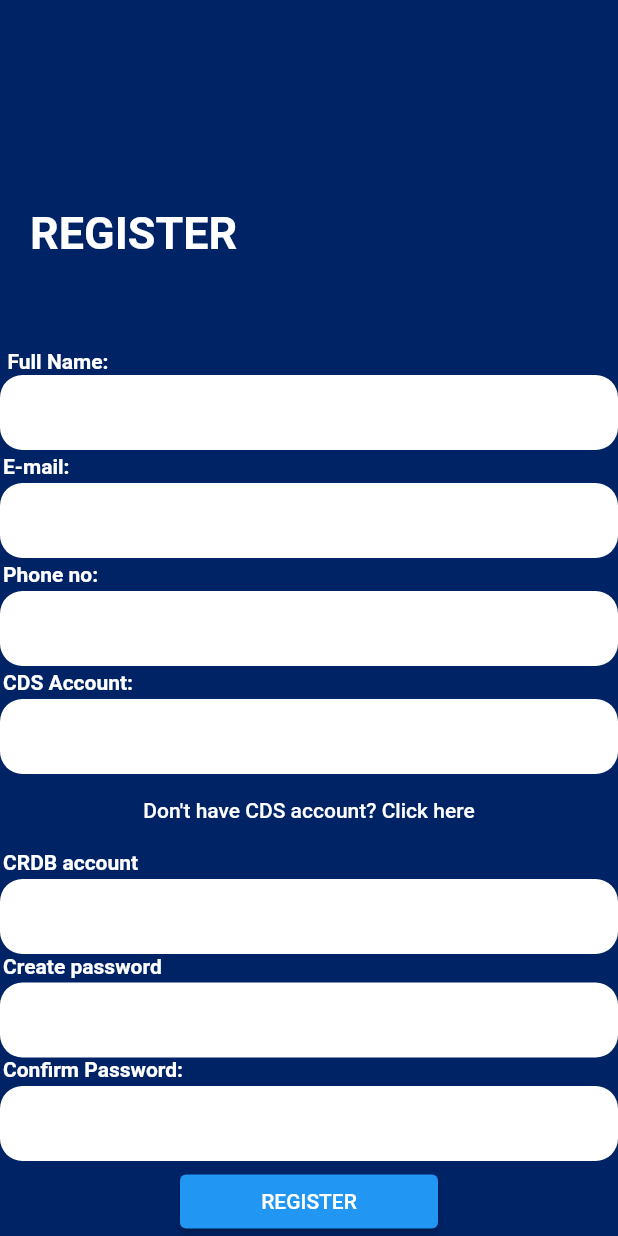
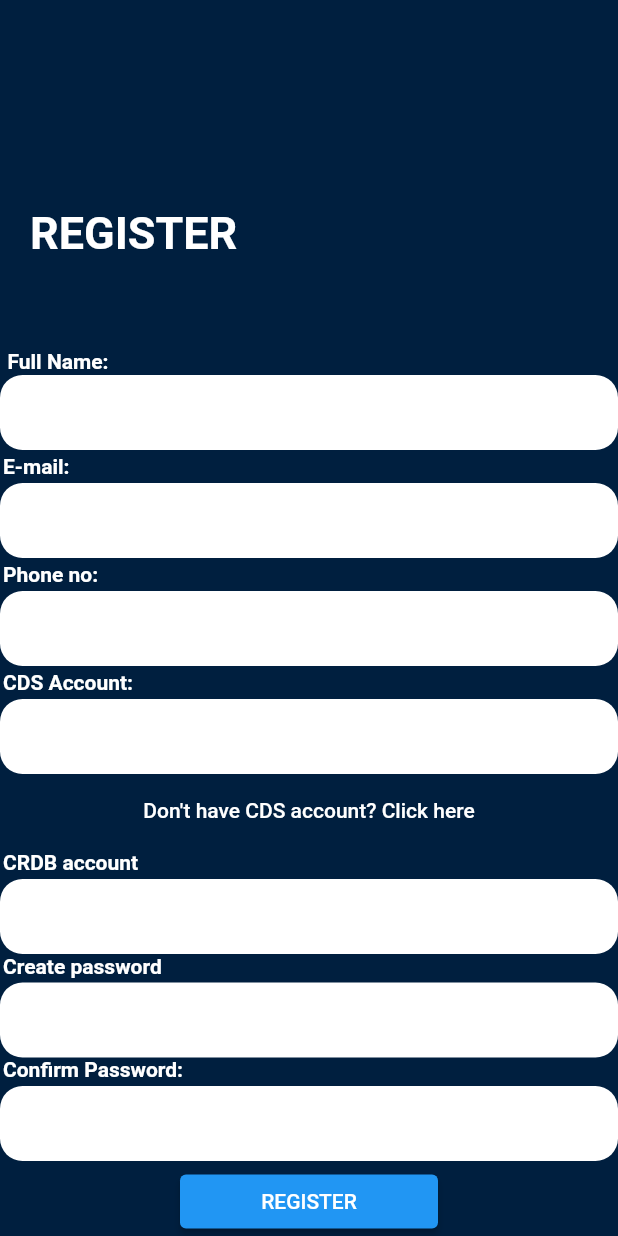
Before and after one commit to 2021-04-09500/WEKEZA-APP, a Flutter app: the RegistrationPage screen opened directly, on a phone screen of 412 x 824 dp. Run offline on Flutter 3.47's test engine with Material 2 defaults, Android fonts, the phone set to English and light mode, and no system bars.

Commit message:
registration
I am change background color

```diff
--- a/lib/screens/registration.dart
+++ b/lib/screens/registration.dart
@@ -34,7 +34,7 @@ class _RegistrationPageState extends State<RegistrationPage> {
   Widget build(BuildContext context) {
     return Scaffold(
 
-        backgroundColor: Color.fromARGB(255, 0,35 , 102),
+        backgroundColor: Color.fromARGB(255, 0,31 , 63),
 
      body: SingleChildScrollView(
        child: Container(
```
